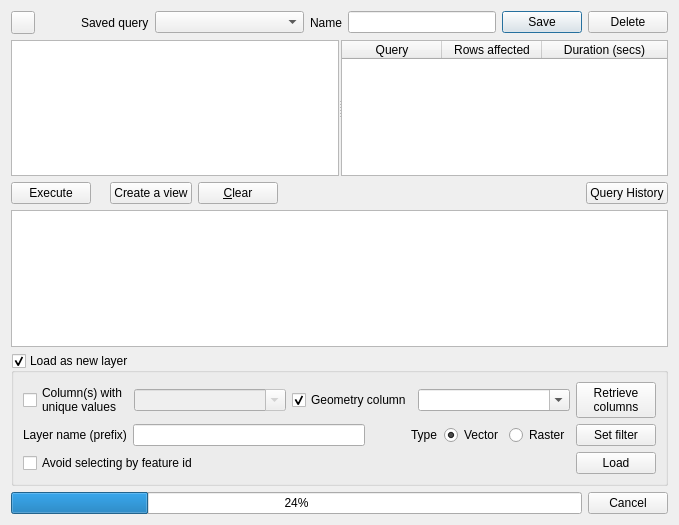
This is db_manager/ui/DlgSqlWindow.ui in qgis/db_manager_plugin as Qt 5 draws it before an edit. The edited form follows.
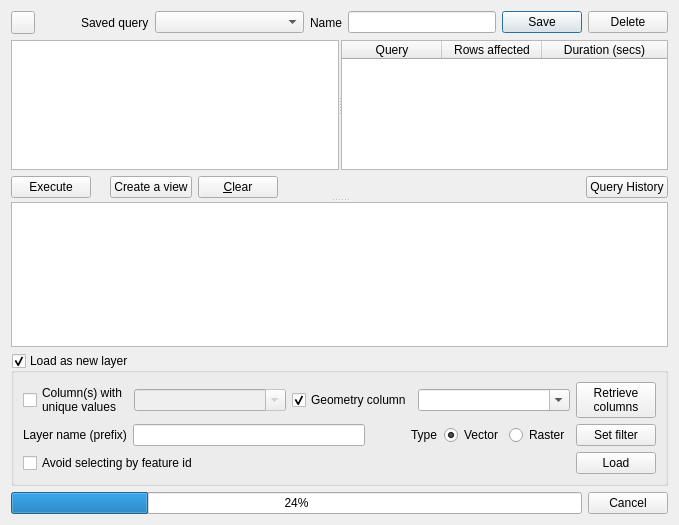
This is the edited form. Custom widgets are drawn as their Qt base class.

Commit message: [dbmanager] Fixes #19528: cannot resize query area

Patch:
```diff
--- a/db_manager/ui/DlgSqlWindow.ui
+++ b/db_manager/ui/DlgSqlWindow.ui
@@ -21,6 +21,13 @@
   </property>
   <layout class="QGridLayout" name="gridLayout_4">
    <item row="0" column="0">
+    <widget class="QSplitter" name="splitter">
+     <property name="orientation">
+      <enum>Qt::Vertical</enum>
+     </property>
+     <widget class="QWidget" name="">
+      <layout class="QVBoxLayout" name="verticalLayout_2">
+       <item>
     <layout class="QHBoxLayout" name="horizontalLayout">
      <item>
       <widget class="QToolButton" name="queryBuilderBtn">
@@ -95,7 +102,7 @@
      </item>
     </layout>
    </item>
-   <item row="1" column="0">
+       <item>
     <widget class="QSplitter" name="splitterHistory">
      <property name="orientation">
       <enum>Qt::Horizontal</enum>
@@ -156,8 +163,8 @@
      </widget>
     </widget>
    </item>
-   <item row="2" column="0">
-    <layout class="QHBoxLayout">
+       <item>
+        <layout class="QHBoxLayout" name="buttonLayout">
      <item>
       <widget class="QPushButton" name="btnExecute">
        <property name="toolTip">
@@ -217,7 +224,9 @@
      </item>
     </layout>
    </item>
-   <item row="3" column="0">
+      </layout>
+     </widget>
+     <widget class="QWidget" name="">
     <layout class="QVBoxLayout" name="verticalLayout">
      <item>
       <widget class="QTableView" name="viewResult">
@@ -236,6 +245,8 @@
       </widget>
      </item>
     </layout>
+     </widget>
+    </widget>
    </item>
    <item row="4" column="0">
     <widget class="QGroupBox" name="loadAsLayerGroup">
```
Left out of the diff: 4 changed lines with no effect on the pictures. Lines whose indentation alone changed are shown as unchanged.
